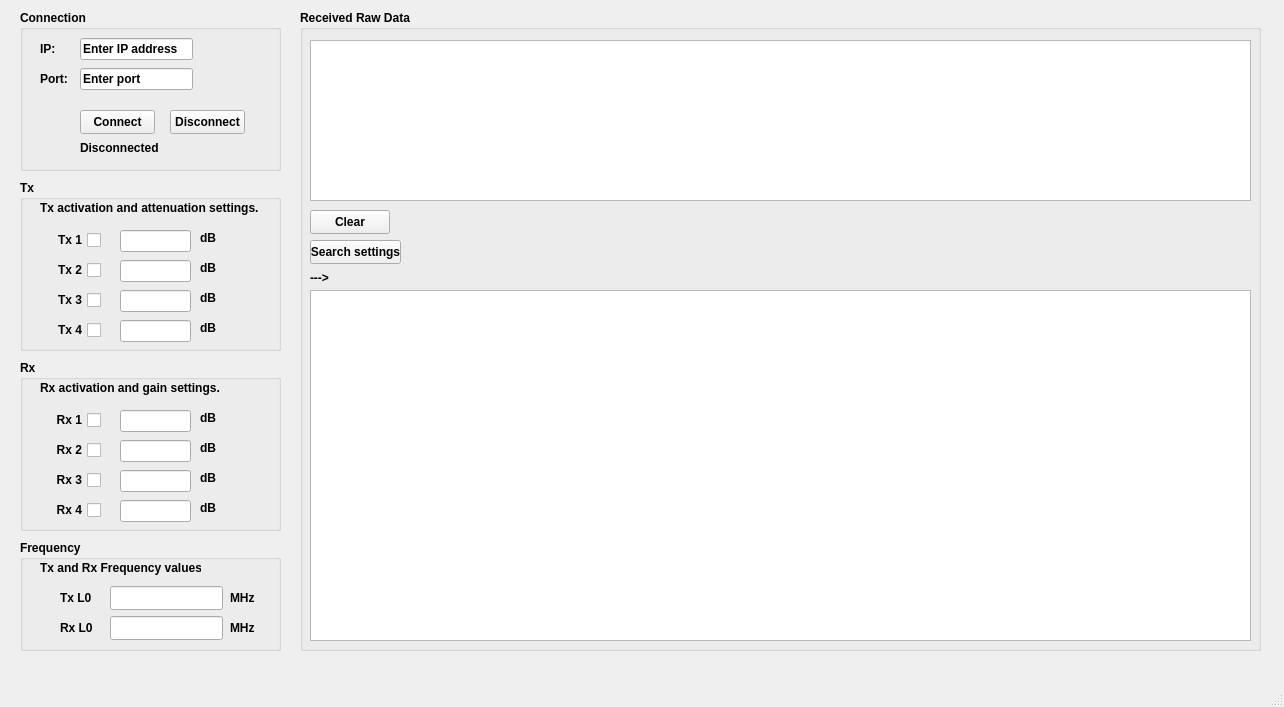
This is mainwindow.ui in PATRIK-Ali/PRS20-TCP-Terminal as Qt 5 draws it before an edit. The edited form follows.
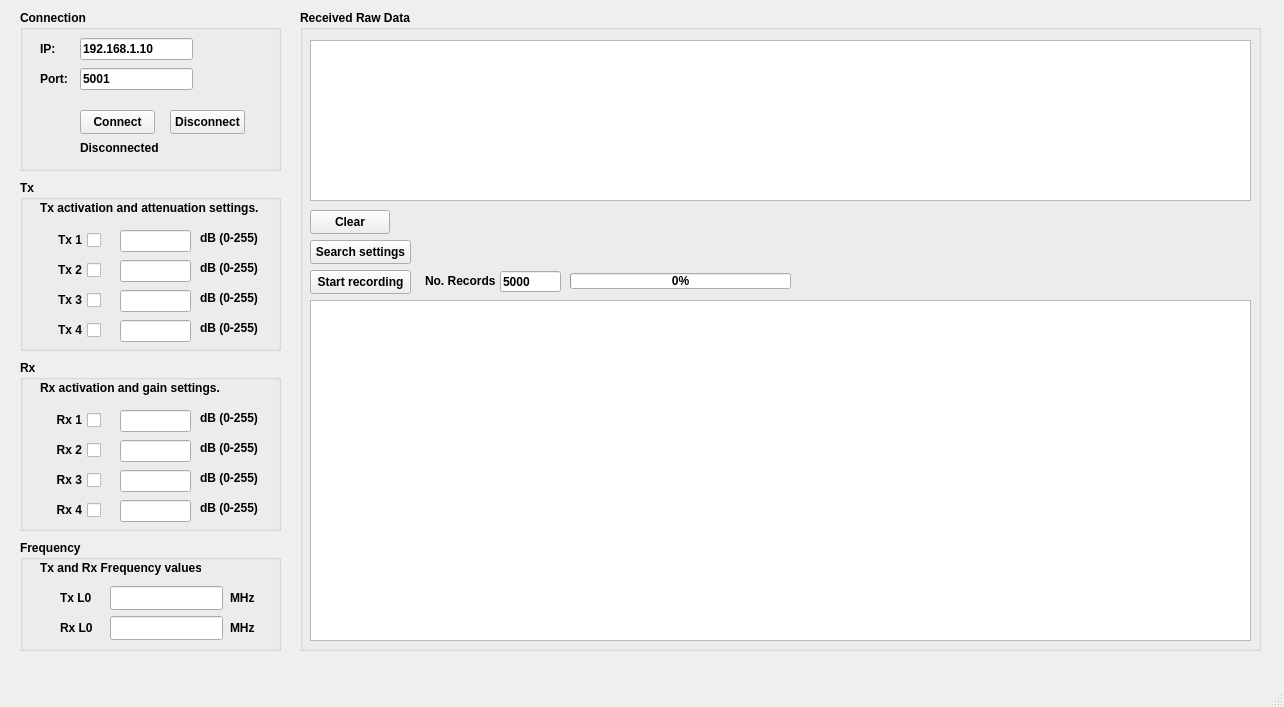
This is the edited form.

Commit message:
Records limit in file added. (Test in progress.)
Records limit in file added in order to stop recording incoming data into the file. TCP buffer size setting commented to be unlimited. default IP & Port set to a certain numbers and shown in their editors on main window.

```diff
--- a/mainwindow.ui
+++ b/mainwindow.ui
@@ -77,7 +77,7 @@
       </rect>
      </property>
      <property name="text">
-      <string>Enter IP address</string>
+      <string>192.168.1.10</string>
      </property>
     </widget>
     <widget class="QLineEdit" name="Port_Edit_Obj">
@@ -90,7 +90,7 @@
       </rect>
      </property>
      <property name="text">
-      <string>Enter port</string>
+      <string>5001</string>
      </property>
     </widget>
     <widget class="QPushButton" name="ConButton_Obj">
@@ -267,12 +267,12 @@
       <rect>
        <x>180</x>
        <y>50</y>
-       <width>49</width>
+       <width>61</width>
        <height>16</height>
       </rect>
      </property>
      <property name="text">
-      <string>dB</string>
+      <string>dB (0-255)</string>
      </property>
     </widget>
     <widget class="QLabel" name="label_3">
@@ -280,12 +280,12 @@
       <rect>
        <x>180</x>
        <y>80</y>
-       <width>49</width>
+       <width>61</width>
        <height>16</height>
       </rect>
      </property>
      <property name="text">
-      <string>dB</string>
+      <string>dB (0-255)</string>
      </property>
     </widget>
     <widget class="QLabel" name="label_4">
@@ -293,12 +293,12 @@
       <rect>
        <x>180</x>
        <y>110</y>
-       <width>49</width>
+       <width>61</width>
        <height>16</height>
       </rect>
      </property>
      <property name="text">
-      <string>dB</string>
+      <string>dB (0-255)</string>
      </property>
     </widget>
     <widget class="QLabel" name="label_5">
@@ -306,12 +306,12 @@
       <rect>
        <x>180</x>
        <y>140</y>
-       <width>49</width>
+       <width>61</width>
        <height>16</height>
       </rect>
      </property>
      <property name="text">
-      <string>dB</string>
+      <string>dB (0-255)</string>
      </property>
     </widget>
    </widget>
@@ -449,12 +449,12 @@
       <rect>
        <x>180</x>
        <y>50</y>
-       <width>49</width>
+       <width>61</width>
        <height>16</height>
       </rect>
      </property>
      <property name="text">
-      <string>dB</string>
+      <string>dB (0-255)</string>
      </property>
     </widget>
     <widget class="QLabel" name="label_8">
@@ -462,12 +462,12 @@
       <rect>
        <x>180</x>
        <y>80</y>
-       <width>49</width>
+       <width>61</width>
        <height>16</height>
       </rect>
      </property>
      <property name="text">
-      <string>dB</string>
+      <string>dB (0-255)</string>
      </property>
     </widget>
     <widget class="QLabel" name="label_9">
@@ -475,12 +475,12 @@
       <rect>
        <x>180</x>
        <y>110</y>
-       <width>49</width>
+       <width>61</width>
        <height>16</height>
       </rect>
      </property>
      <property name="text">
-      <string>dB</string>
+      <string>dB (0-255)</string>
      </property>
     </widget>
     <widget class="QLabel" name="label_10">
@@ -488,12 +488,12 @@
       <rect>
        <x>180</x>
        <y>140</y>
-       <width>49</width>
+       <width>61</width>
        <height>16</height>
       </rect>
      </property>
      <property name="text">
-      <string>dB</string>
+      <string>dB (0-255)</string>
      </property>
     </widget>
    </widget>
@@ -601,26 +601,13 @@
       <bool>true</bool>
      </property>
     </widget>
-    <widget class="QLabel" name="LatestFindLabel_Obj">
-     <property name="geometry">
-      <rect>
-       <x>10</x>
-       <y>260</y>
-       <width>591</width>
-       <height>16</height>
-      </rect>
-     </property>
-     <property name="text">
-      <string>---&gt;</string>
-     </property>
-    </widget>
     <widget class="QTextBrowser" name="SearchBrowser_Obj">
      <property name="geometry">
       <rect>
        <x>10</x>
-       <y>280</y>
+       <y>290</y>
        <width>941</width>
-       <height>351</height>
+       <height>341</height>
       </rect>
      </property>
      <property name="font">
@@ -638,7 +625,7 @@
       <rect>
        <x>10</x>
        <y>230</y>
-       <width>91</width>
+       <width>101</width>
        <height>24</height>
       </rect>
      </property>
@@ -646,6 +633,70 @@
       <string>Search settings</string>
      </property>
     </widget>
+    <widget class="QProgressBar" name="RecordingProgressBar_Obj">
+     <property name="geometry">
+      <rect>
+       <x>270</x>
+       <y>263</y>
+       <width>221</width>
+       <height>16</height>
+      </rect>
+     </property>
+     <property name="value">
+      <number>0</number>
+     </property>
+     <property name="textVisible">
+      <bool>true</bool>
+     </property>
+     <property name="orientation">
+      <enum>Qt::Horizontal</enum>
+     </property>
+     <property name="invertedAppearance">
+      <bool>false</bool>
+     </property>
+     <property name="textDirection">
+      <enum>QProgressBar::TopToBottom</enum>
+     </property>
+    </widget>
+    <widget class="QPushButton" name="RecordButton_Obj">
+     <property name="geometry">
+      <rect>
+       <x>10</x>
+       <y>260</y>
+       <width>101</width>
+       <height>24</height>
+      </rect>
+     </property>
+     <property name="text">
+      <string>Start recording</string>
+     </property>
+    </widget>
+    <widget class="QLineEdit" name="RecordsNumEdit_Obj">
+     <property name="geometry">
+      <rect>
+       <x>200</x>
+       <y>261</y>
+       <width>61</width>
+       <height>21</height>
+      </rect>
+     </property>
+     <property name="text">
+      <string>5000</string>
+     </property>
+    </widget>
+    <widget class="QLabel" name="label_16">
+     <property name="geometry">
+      <rect>
+       <x>125</x>
+       <y>263</y>
+       <width>71</width>
+       <height>16</height>
+      </rect>
+     </property>
+     <property name="text">
+      <string>No. Records:</string>
+     </property>
+    </widget>
    </widget>
    <widget class="QGroupBox" name="FreqGroup_Obj">
     <property name="geometry">
```
Left out of the diff: 3 changed lines with no effect on the pictures. The commit also changes 25 other files.
